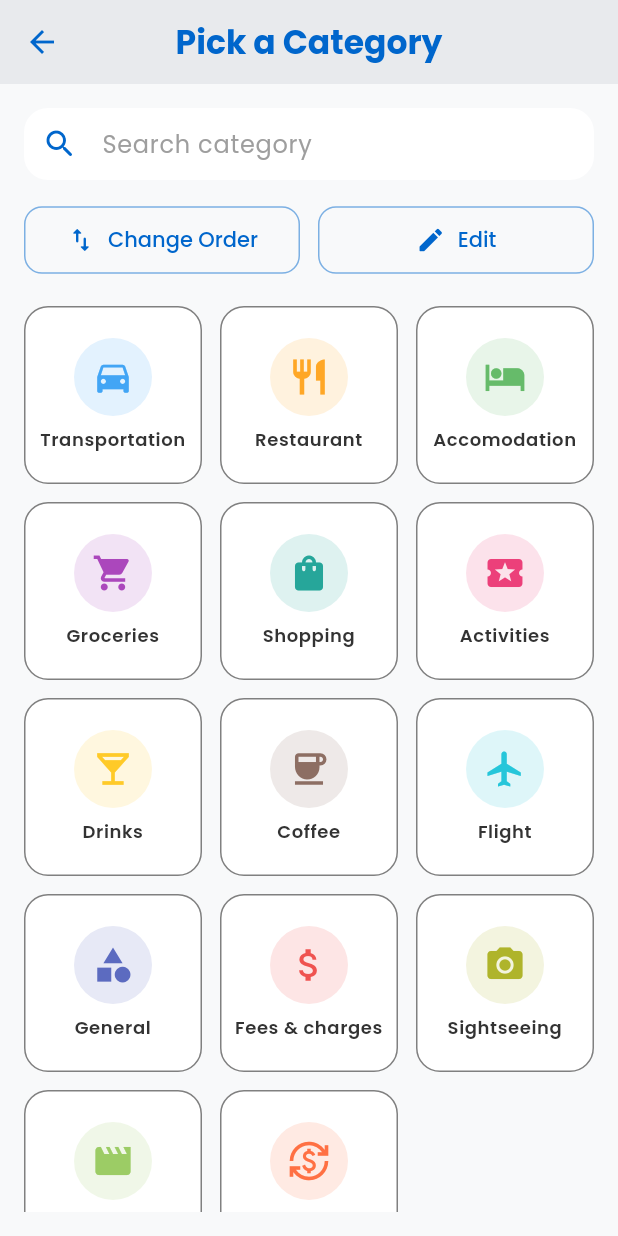
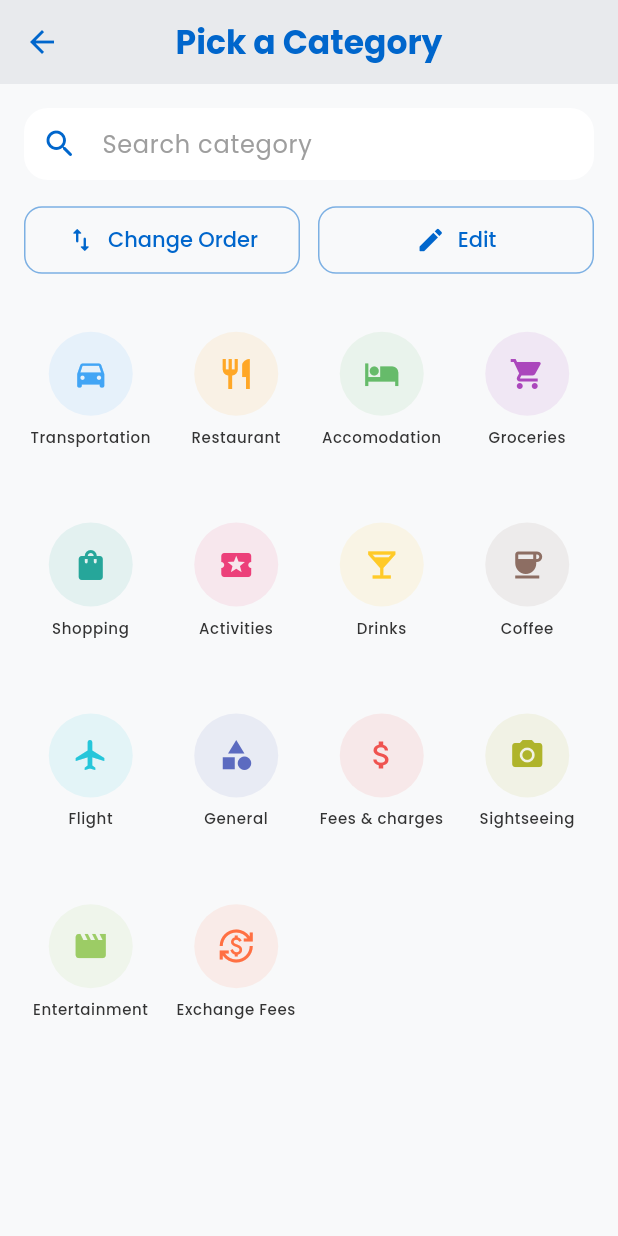
Before and after one commit to shubham1295/triptrack, a Flutter app: the PickCategoryScreen screen opened directly, on a phone screen of 412 x 824 dp. Run offline on Flutter 3.47's test engine with Material 3 defaults, Android fonts, the phone set to English and light mode, and no system bars; our stand-ins replace google_fonts.

Commit message:
#29 Update PickCategoryScreen UI and selection logic
Refactored PickCategoryScreen to support a selection mode via the isSelecting parameter, updating the app bar title and category tap behavior accordingly. Improved the category grid layout for better spacing and appearance, adjusted icon and text styling, and streamlined the widget structure for clarity.

```diff
--- a/lib/screens/pick_category_screen.dart
+++ b/lib/screens/pick_category_screen.dart
@@ -1,8 +1,11 @@
 import 'package:flutter/material.dart';
 import 'package:triptrack/theme/app_constants.dart';
+import 'package:triptrack/screens/add_expense_screen.dart';
 
 class PickCategoryScreen extends StatelessWidget {
-  const PickCategoryScreen({super.key});
+  final bool isSelecting;
+
+  const PickCategoryScreen({super.key, this.isSelecting = false});
 
   @override
   Widget build(BuildContext context) {
@@ -17,7 +20,7 @@ class PickCategoryScreen extends StatelessWidget {
             : colorScheme.surfaceContainer,
         iconTheme: IconThemeData(color: colorScheme.primary),
         title: Text(
-          'Pick a Category',
+          isSelecting ? 'Change Category' : 'Pick a Category',
           style: theme.textTheme.titleLarge?.copyWith(
             fontWeight: FontWeight.bold,
             color: colorScheme.primary,
@@ -110,62 +113,61 @@ class PickCategoryScreen extends StatelessWidget {
               child: GridView.builder(
                 physics: const BouncingScrollPhysics(),
                 gridDelegate: const SliverGridDelegateWithFixedCrossAxisCount(
-                  crossAxisCount: 3,
-                  childAspectRatio: 1.0,
-                  crossAxisSpacing: 12,
-                  mainAxisSpacing: 12,
+                  crossAxisCount: 4,
+                  childAspectRatio: 0.8,
+                  crossAxisSpacing: 8,
+                  mainAxisSpacing: 16,
                 ),
                 itemCount: AppConstants.categories.length,
                 itemBuilder: (context, index) {
                   final category = AppConstants.categories[index];
                   return InkWell(
                     onTap: () {
-                      // Handle category tap
+                      if (isSelecting) {
+                        Navigator.pop(context, category);
+                      } else {
+                        Navigator.push(
+                          context,
+                          MaterialPageRoute(
+                            builder: (context) =>
+                                AddExpenseScreen(category: category),
+                          ),
+                        );
+                      }
                     },
-                    borderRadius: BorderRadius.circular(16),
-                    child: Container(
-                      decoration: BoxDecoration(
-                        color: colorScheme.surfaceContainer,
-                        borderRadius: BorderRadius.circular(16),
-                        border: Border.all(
-                          color: colorScheme.outlineVariant.withValues(
-                            alpha: 0.5,
-                          ),
-                        ),
-                      ),
+                    borderRadius: BorderRadius.circular(20), // Changed from 16
                     child: Column(
+                      // Changed from Container to Column directly
                       mainAxisAlignment: MainAxisAlignment.center,
                       children: [
                         Container(
-                            padding: const EdgeInsets.all(12),
+                          padding: const EdgeInsets.all(16), // Changed from 8
                           decoration: BoxDecoration(
                             color: (category['color'] as Color).withValues(
-                                alpha: 0.15,
+                              alpha: 0.1, // Changed from 0.15
                             ),
                             shape: BoxShape.circle,
                           ),
                           child: Icon(
                             category['icon'] as IconData,
                             color: category['color'] as Color,
-                              size: 28,
+                            size: 24,
                           ),
                         ),
                         const SizedBox(height: 8),
-                          Padding(
-                            padding: const EdgeInsets.symmetric(horizontal: 4),
-                            child: Text(
+                        // Removed Padding widget around Text
+                        Text(
                           category['name'] as String,
                           textAlign: TextAlign.center,
-                              maxLines: 2,
+                          maxLines: 1, // Changed from 2
                           overflow: TextOverflow.ellipsis,
                           style: theme.textTheme.bodySmall?.copyWith(
-                                fontWeight: FontWeight.w600,
+                            fontWeight: FontWeight.w500, // Changed from w600
                             color: colorScheme.onSurface,
-                              ),
+                            fontSize: 10, // Added fontSize
                           ),
                         ),
                       ],
-                      ),
                     ),
                   );
                 },
```
Lines whose indentation alone changed are shown as unchanged.
